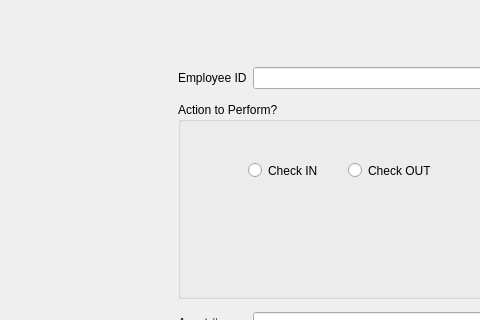
First picture: the form in ui/Etek_main_window_v2.ui, repository Capstone-RFID/Code, before the edit; both pictures show x 0 to 480 and y 0 to 320 of the 1156 by 866 pixel window.
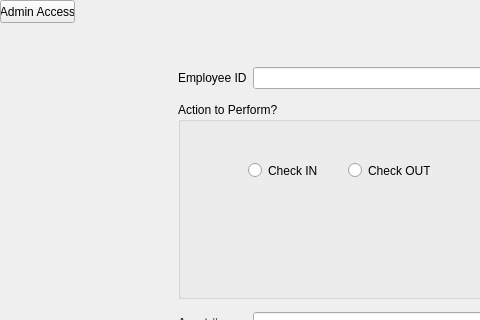
Second picture: the form after the edit. Icons and pictures are not drawn.

Commit message:
UI Changes & update to checking status if not existant
if no entry in event log, still allows for check in and check out

```diff
--- a/ui/Etek_main_window_v2.ui
+++ b/ui/Etek_main_window_v2.ui
@@ -42,7 +42,7 @@
     <string>Cancel</string>
    </property>
   </widget>
-  <widget class="QWidget" name="">
+  <widget class="QWidget" name="layoutWidget">
    <property name="geometry">
     <rect>
      <x>178</x>
@@ -144,7 +144,7 @@
     </item>
    </layout>
   </widget>
-  <widget class="QWidget" name="">
+  <widget class="QWidget" name="layoutWidget">
    <property name="geometry">
     <rect>
      <x>30</x>
@@ -255,6 +255,19 @@
     <string>Done</string>
    </property>
   </widget>
+  <widget class="QPushButton" name="Admin_Button">
+   <property name="geometry">
+    <rect>
+     <x>0</x>
+     <y>0</y>
+     <width>75</width>
+     <height>23</height>
+    </rect>
+   </property>
+   <property name="text">
+    <string>Admin Access</string>
+   </property>
+  </widget>
  </widget>
  <tabstops>
   <tabstop>Employee_ID_Input</tabstop>
```
Left out of the diff: 2 changed lines with no effect on the pictures. The commit also changes 3 other files.
